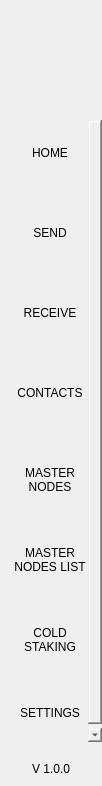
Hser2bio/CARI, file src/qt/cari/forms/navmenuwidget.ui: the form before one commit.
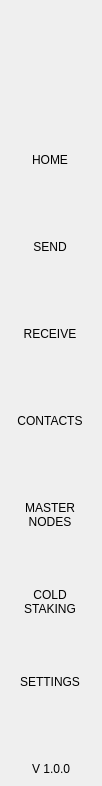
The form after the commit.

```diff
--- a/src/qt/cari/forms/navmenuwidget.ui
+++ b/src/qt/cari/forms/navmenuwidget.ui
@@ -285,32 +285,6 @@
             </property>
            </widget>
           </item>
-          <item>
-           <widget class="QToolButton" name="btnMasterList">
-            <property name="minimumSize">
-             <size>
-              <width>100</width>
-              <height>80</height>
-             </size>
-            </property>
-            <property name="text">
-             <string>MASTER
-NODES LIST</string>
-            </property>
-            <property name="iconSize">
-             <size>
-              <width>32</width>
-              <height>32</height>
-             </size>
-            </property>
-            <property name="checkable">
-             <bool>true</bool>
-            </property>
-            <property name="autoExclusive">
-             <bool>true</bool>
-            </property>
-           </widget>
-          </item>
           <item>
            <widget class="QToolButton" name="btnColdStaking">
             <property name="minimumSize">
```
